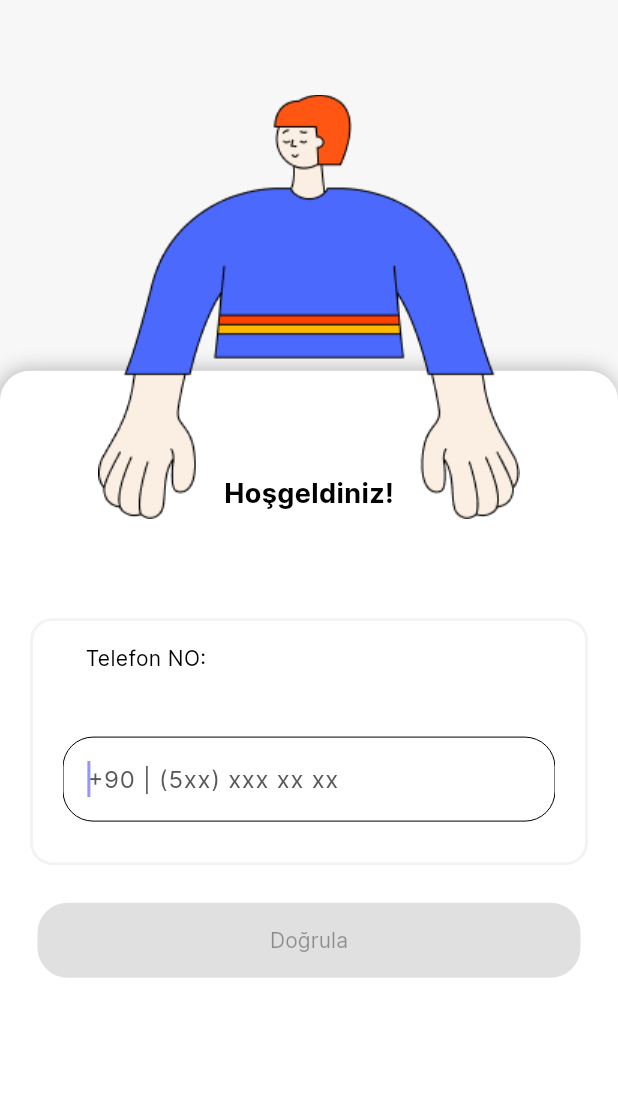
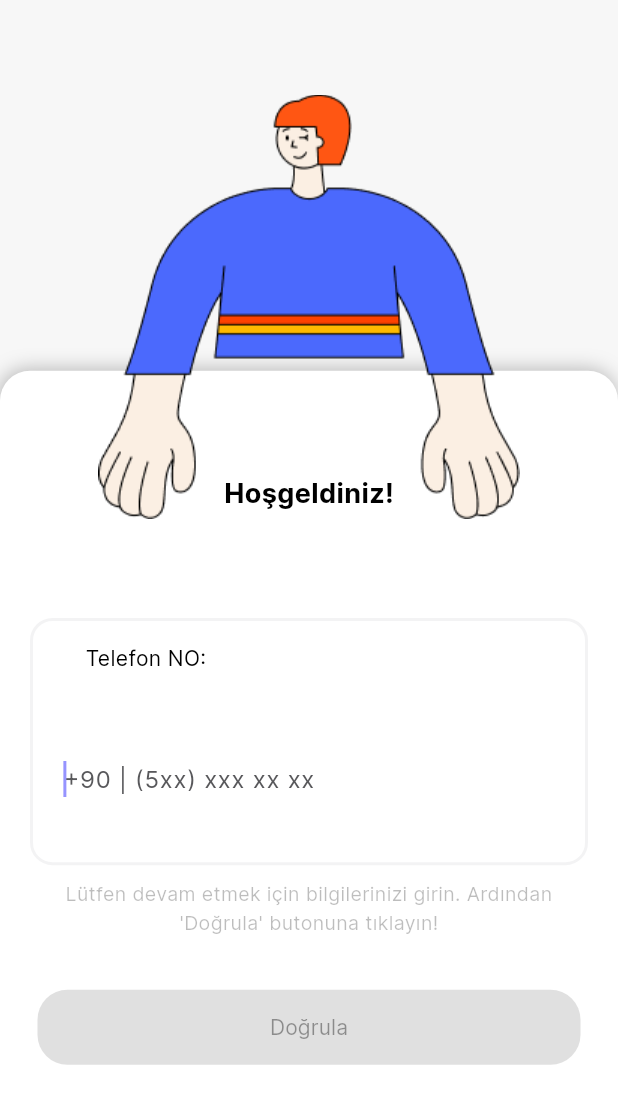
Before and after one commit to yavuzfeti/qr, a Flutter app: the screen it shows after launch, on a phone screen of 412 x 824 dp. Shown: the top 1104 px of the screen. Run offline on Flutter 3.47's test engine with Material 3 defaults, Android fonts, the phone set to English and light mode, and no system bars; our stand-ins replace connectivity_plus, device_info_plus, dio, flutter_masked_text2, flutter_secure_storage, geolocator and 4 more; missing offline and left inert: flutter_barcode_scanner.

Commit message:
edit login

```diff
--- a/lib/Screens/Login.dart
+++ b/lib/Screens/Login.dart
@@ -1,3 +1,4 @@
+import 'package:device_info_plus/device_info_plus.dart';
 import 'package:flutter/material.dart';
 import 'package:flutter/services.dart';
 import 'package:flutter_masked_text2/flutter_masked_text2.dart';
@@ -32,11 +33,26 @@ class _LoginState extends State<Login> {
 
   bool isActive = false;
 
+  String macId = "";
+
   isActiveFun()
   {
     setState(() {
       isActive = usernameC.text.isNotEmpty && passwordC.text.isNotEmpty;
     });
+  }
+
+  @override
+  void initState() {
+    super.initState();
+    al();
+  }
+
+  al() async
+  {
+    DeviceInfoPlugin deviceInfo = DeviceInfoPlugin();
+    AndroidDeviceInfo androidInfo = await deviceInfo.androidInfo;
+    macId = androidInfo.fingerprint;
   }
 
   dynamic response;
@@ -51,7 +67,8 @@ class _LoginState extends State<Login> {
       response = await Network("auth/login").post(
           {
             "username" : usernameC.text.substring(7).replaceAll(" ", "").replaceAll(")", ""),
-            "password" : passwordC.text
+            "password" : passwordC.text,
+            "mac_id": macId
           }
       );
       await storage.write(key: "id", value: response["response"]["id"].toString() ?? "Veri yok");
@@ -175,21 +192,11 @@ class _LoginState extends State<Login> {
                           Center(
                             child: TextField(
                               autofocus: true,
-                              decoration: InputDecoration(
+                              decoration: const InputDecoration(
                                 hintStyle: TextStyle(color: Themes.grey),
                                 hintText: "+90 | (5xx) xxx xx xx",
-                                enabledBorder: OutlineInputBorder(
-                                    borderRadius: BorderRadius.circular(20),
-                                    borderSide: BorderSide(
-                                      width: 0,
-                                    )
-                                ),
-                                focusedBorder: OutlineInputBorder(
-                                  borderRadius: BorderRadius.circular(20),
-                                  borderSide: BorderSide(
-                                    width: 0,
-                                  )
-                                )
+                                enabledBorder: InputBorder.none,
+                                focusedBorder: InputBorder.none,
                               ),
                               keyboardType: TextInputType.number,
                               controller: usernameC,
@@ -240,8 +247,12 @@ class _LoginState extends State<Login> {
                 ),
               ),
             ),
+            Padding(
+              padding: const EdgeInsets.symmetric(horizontal: 25,vertical: 10),
+              child: Text("Lütfen devam etmek için bilgilerinizi girin. Ardından 'Doğrula' butonuna tıklayın!",textAlign: TextAlign.center,style: TextStyle(color: Colors.black26,fontSize: 13),),
+            ),
             loading
-                ? Center(child: CircularProgressIndicator(),)
+                ? const Center(child: CircularProgressIndicator(),)
                 : Padding(
               padding: const EdgeInsets.all(25),
               child: ElevatedButton(
--- a/lib/Screens/Option.dart
+++ b/lib/Screens/Option.dart
@@ -123,7 +123,7 @@ class _OptionState extends State<Option> {
       )).substring(7);
       try
       {
-        response = await Network("locations?user_id=$id&company_token=$qr&key=qrpdks_4iJZafkXr1w87NMU3XXguIPYtqw5NP&coordinates=${position.latitude},${position.longitude}").get();
+        response = await Network("locations?user_id=$id&company_token=$qr&key=$key&coordinates=${position.latitude},${position.longitude}").get();
       }
       catch (e)
       {
--- a/lib/Utils/Network.dart
+++ b/lib/Utils/Network.dart
@@ -3,7 +3,6 @@ import 'dart:io';
 import 'package:dio/dio.dart';
 import 'package:dio/io.dart';
 import 'package:flutter_secure_storage/flutter_secure_storage.dart';
-import 'package:qr/main.dart';
 
 const storage = FlutterSecureStorage();
 
--- a/lib/main.dart
+++ b/lib/main.dart
@@ -1,3 +1,4 @@
+import 'package:flutter/foundation.dart';
 import 'package:flutter/material.dart';
 import 'package:flutter/services.dart';
 import 'package:qr/Components/Internet.dart';
@@ -5,7 +6,6 @@ import 'package:qr/Components/Splash.dart';
 import 'package:qr/Components/Themes.dart';
 
 final GlobalKey<NavigatorState> navKey = GlobalKey<NavigatorState>();
-bool debugMode = true;
 
 void main() async
 {
@@ -22,7 +22,7 @@ void main() async
 
   runApp(
     MaterialApp(
-      debugShowCheckedModeBanner: debugMode,
+      debugShowCheckedModeBanner: kDebugMode,
       title: "Personel Takip Sistemi",
       theme: Themes.theme,
       navigatorKey: navKey,
--- a/pubspec.yaml
+++ b/pubspec.yaml
@@ -23,6 +23,7 @@ dependencies:
   intl: ^0.18.1
   geolocator: ^10.1.0
   flutter_masked_text2: ^0.9.1
+  device_info_plus: ^9.1.1
 #  firebase_core: ^2.24.0
 #  firebase_messaging: ^14.7.6
 #  flutter_local_notifications: ^16.2.0
```
Also changed, not shown: lib/Assets/Images/Torso.png, pubspec.lock.
